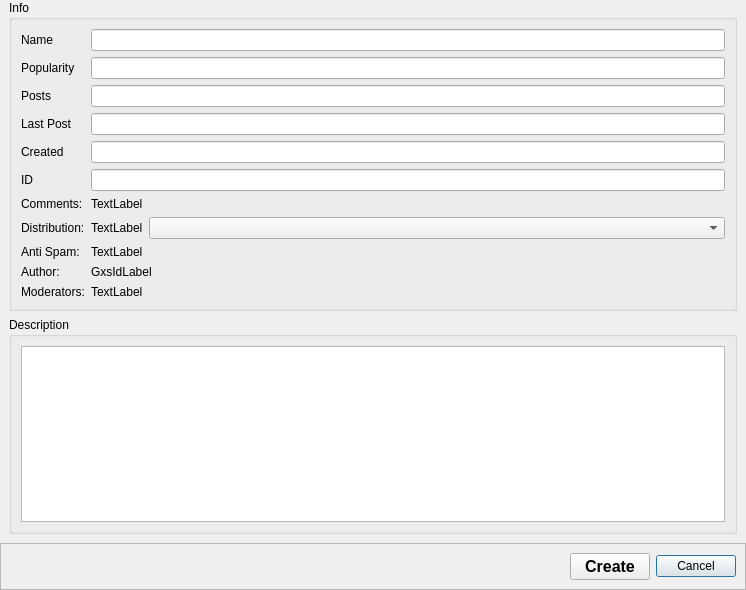
Qt form retroshare-gui/src/gui/gxs/GxsGroupDialog.ui (RetroShare/RetroShare) before a commit.
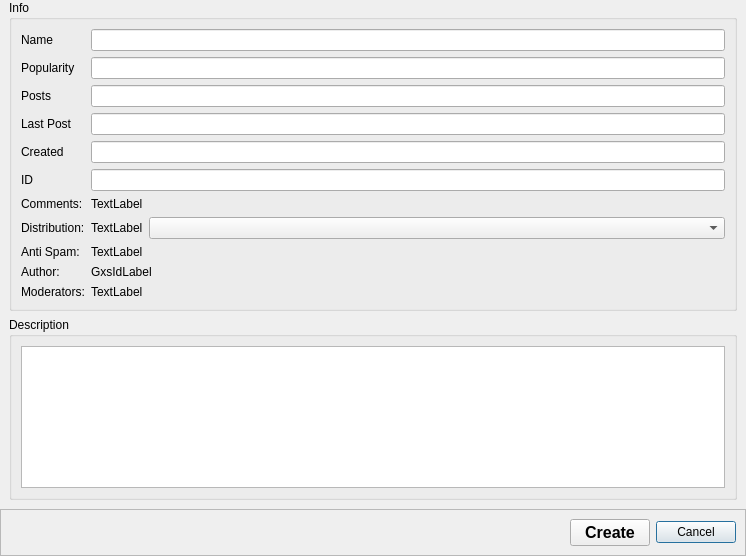
The same form after that commit. Icons and pictures are not drawn. Custom widgets are drawn as their Qt base class.

The edit to the form file:
```diff
--- a/retroshare-gui/src/gui/gxs/GxsGroupDialog.ui
+++ b/retroshare-gui/src/gui/gxs/GxsGroupDialog.ui
@@ -7,7 +7,7 @@
     <x>0</x>
     <y>0</y>
     <width>746</width>
-    <height>590</height>
+    <height>533</height>
    </rect>
   </property>
   <property name="windowTitle">
```
